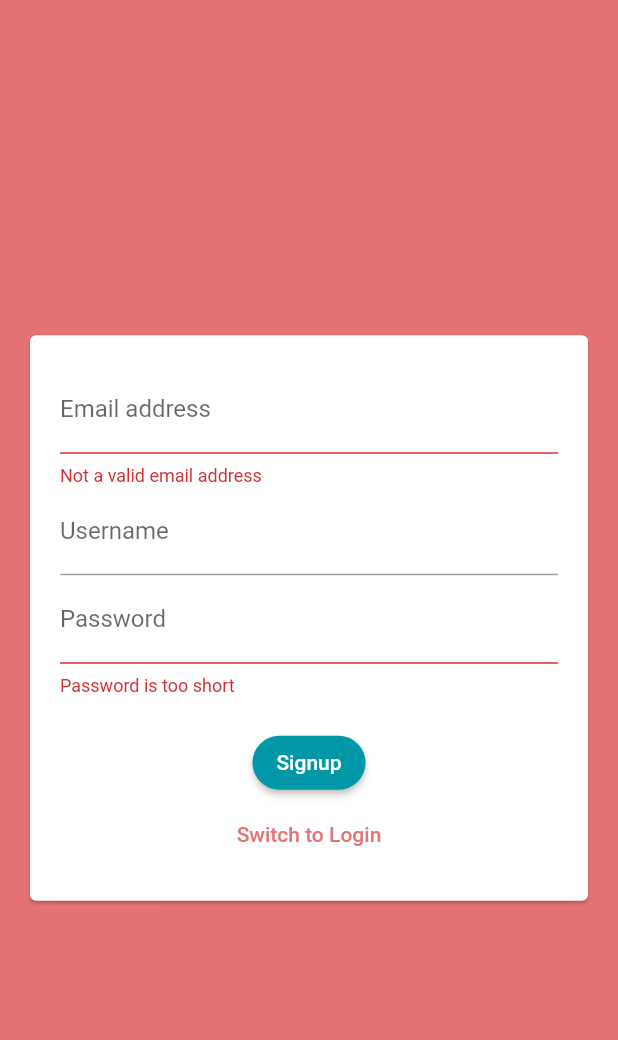
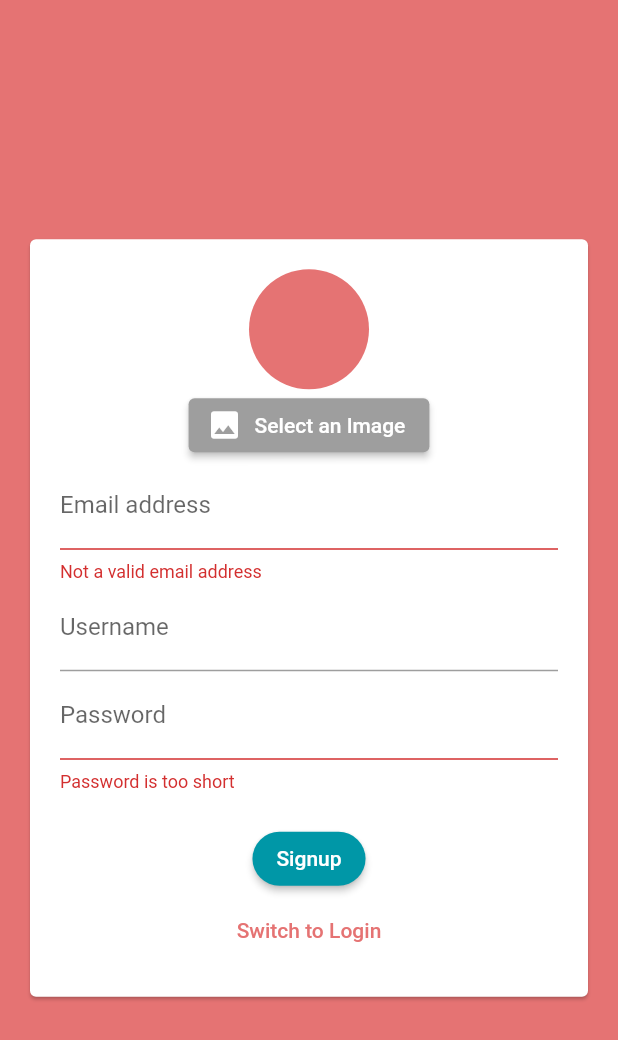
Before and after one commit to leeenaebner/flutter_chat_app, a Flutter app: the screen it shows after launch, after a tap on "Login", after a tap on "Create new account", on a phone screen of 412 x 824 dp. Shown: the top 1040 px of the screen. Run offline on Flutter 3.47's test engine with Material 2 defaults, Android fonts, the phone set to English and light mode, and no system bars; our stand-ins replace cloud_firestore, firebase_auth, firebase_storage, image_picker; accounts and stored records are empty.

Commit message:
Add image picker

```diff
--- a/lib/screens/auth_screen.dart
+++ b/lib/screens/auth_screen.dart
@@ -1,8 +1,10 @@
-import 'package:chat_app/widgets/auth_form.dart';
+import 'package:chat_app/widgets/auth/auth_form.dart';
 import 'package:cloud_firestore/cloud_firestore.dart';
 import 'package:firebase_auth/firebase_auth.dart';
+import 'package:firebase_storage/firebase_storage.dart';
 import 'package:flutter/material.dart';
 import 'package:flutter/services.dart';
+import 'dart:io';
 
 class AuthScreen extends StatefulWidget {
   static const routeName = "/auth";
@@ -13,8 +15,9 @@ class AuthScreen extends StatefulWidget {
 class _AuthScreenState extends State<AuthScreen> {
   final authRef = FirebaseAuth.instance;
   var _isLoading = false;
+  final storageRef = FirebaseStorage.instance.ref();
 
-  void _submitAuthForm(String email, String username, String pw,
+  void _submitAuthForm(String email, String username, String pw, File image,
       AuthMode authMode, BuildContext ctx) async {
     AuthResult authResult;
 
@@ -32,17 +35,23 @@ class _AuthScreenState extends State<AuthScreen> {
           email: email,
           password: pw,
         );
+
+        final uploadRef =
+            storageRef.child("user_images").child(authResult.user.uid + ".jpg");
+
+        await uploadRef.putFile(image).onComplete;
+
+        final imageUrl = await uploadRef.getDownloadURL();
+
         await Firestore.instance
             .collection("users")
             .document(authResult.user.uid)
             .setData({
           'username': username,
           'email': email,
+          'imageUrl': imageUrl,
         });
       }
-      setState(() {
-        _isLoading = false;
-      });
     } on PlatformException catch (error) {
       var message = 'An error occured, please check your credentials';
       if (error.message != null) {
--- a/lib/screens/chat_screen.dart
+++ b/lib/screens/chat_screen.dart
@@ -21,7 +21,7 @@ class ChatScreen extends StatelessWidget {
                 child: Container(
                   child: Row(
                     children: [
-                      Icon(Icons.exit_to_app),
+                      Icon(Icons.logout),
                       SizedBox(
                         width: 10,
                       ),
--- a/lib/widgets/auth_form.dart
+++ b/lib/widgets/auth/auth_form.dart
@@ -1,4 +1,6 @@
+import 'package:chat_app/widgets/pickers/user_image_picker.dart';
 import 'package:flutter/material.dart';
+import 'dart:io';
 
 enum AuthMode { Login, Signup }
 
@@ -7,6 +9,7 @@ class AuthForm extends StatefulWidget {
     String email,
     String username,
     String pw,
+    File image,
     AuthMode authMode,
     BuildContext context,
   ) _submitForm;
@@ -24,6 +27,7 @@ class _AuthFormState extends State<AuthForm> {
   var _userEmail = '';
   var _userName = '';
   var _userPW = '';
+  File? _userImage;
   var _authMode = AuthMode.Login;
 
   @override
@@ -32,10 +36,21 @@ class _AuthFormState extends State<AuthForm> {
       final isValid = _formKey.currentState!.validate();
       FocusScope.of(context).unfocus();
 
+      if (_authMode == AuthMode.Signup && _userImage == null) {
+        ScaffoldMessenger.of(context)
+            .showSnackBar(SnackBar(content: Text("No image picked")));
+        return;
+      }
+
       if (isValid) {
         _formKey.currentState!.save();
       }
-      widget._submitForm(_userEmail, _userName, _userPW, _authMode, context);
+      widget._submitForm(
+          _userEmail, _userName, _userPW, _userImage!, _authMode, context);
+    }
+
+    void _pickImage(File pickedImage) {
+      _userImage = pickedImage;
     }
 
     return Center(
@@ -49,6 +64,7 @@ class _AuthFormState extends State<AuthForm> {
               child: Column(
                 mainAxisSize: MainAxisSize.min,
                 children: [
+                  if (_authMode == AuthMode.Signup) UserImagePicker(_pickImage),
                   TextFormField(
                     key: ValueKey("email"),
                     decoration: InputDecoration(labelText: "Email address"),
--- a/lib/widgets/chat/messages.dart
+++ b/lib/widgets/chat/messages.dart
@@ -41,6 +41,7 @@ class Messages extends StatelessWidget {
                   child: MessageBubble(
                     docs[index]['text'],
                     docs[index]['username'],
+                    docs[index]['imageUrl'],
                     docs[index]['userId'] == futureSnapshot.data!.uid,
                     key: ValueKey(
                       docs[index].documentID,
--- a/lib/widgets/chat/new_messages.dart
+++ b/lib/widgets/chat/new_messages.dart
@@ -23,6 +23,7 @@ class _NewMessageState extends State<NewMessage> {
       'text': _enteredMsg,
       'createdAt': Timestamp.now(),
       'userId': user.uid,
+      'imageUrl': userData['imageUrl'],
       'username': userData['username'],
     });
     _msgController.clear();
--- /dev/null
+++ b/lib/widgets/pickers/user_image_picker.dart
@@ -0,0 +1,48 @@
+import 'package:flutter/material.dart';
+import 'package:image_picker/image_picker.dart';
+import 'dart:io';
+
+class UserImagePicker extends StatefulWidget {
+  const UserImagePicker(this._imagePickFn);
+
+  final Function(File pickedImage) _imagePickFn;
+
+  @override
+  _UserImagePickerState createState() => _UserImagePickerState();
+}
+
+class _UserImagePickerState extends State<UserImagePicker> {
+  File? _pickedImage;
+  void _pickImage() async {
+    var pickedFile = await ImagePicker()
+        .getImage(source: ImageSource.camera, imageQuality: 50, maxWidth: 200);
+
+    if (pickedFile == null) {
+      return;
+    }
+    setState(() {
+      _pickedImage = File(pickedFile.path);
+    });
+    widget._imagePickFn(_pickedImage!);
+  }
+
+  @override
+  Widget build(BuildContext context) {
+    return Column(
+      children: [
+        CircleAvatar(
+          radius: 40,
+          backgroundColor: Colors.red.shade300,
+          backgroundImage:
+              _pickedImage == null ? null : FileImage(_pickedImage!),
+        ),
+        ElevatedButton.icon(
+          onPressed: _pickImage,
+          style: ElevatedButton.styleFrom(primary: Colors.grey.shade500),
+          icon: Icon(Icons.image),
+          label: Text("Select an Image"),
+        ),
+      ],
+    );
+  }
+}
--- a/pubspec.yaml
+++ b/pubspec.yaml
@@ -28,9 +28,10 @@ dependencies:
   # Use with the CupertinoIcons class for iOS style icons.
   cupertino_icons: ^1.0.2
   cloud_firestore: 0.13.5
-  firebase_core: "^0.4.4"
+  #firebase_core: "^0.4.4"
   firebase_auth: 0.16.1
-  # image_picker: ^0.8.3+3
+  image_picker: ^0.6.5+3
+  firebase_storage: ^3.1.5
 
 dev_dependencies:
   flutter_test:
```
Also changed, not shown: lib/widgets/chat/message_bubble.dart (+22 -6 lines), pubspec.lock, 1 other file.
